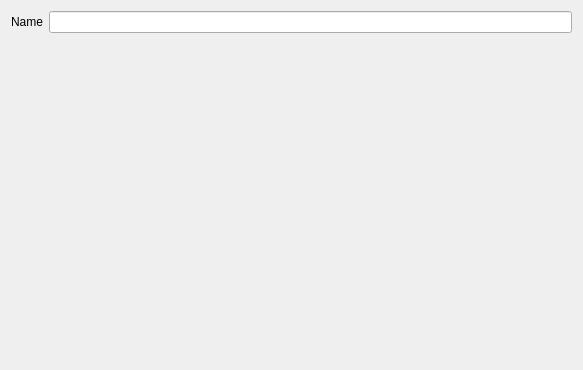
First picture: the form in src/smartplaylists/wizardfinishpage.ui, repository clementine-player/Clementine, before the edit.
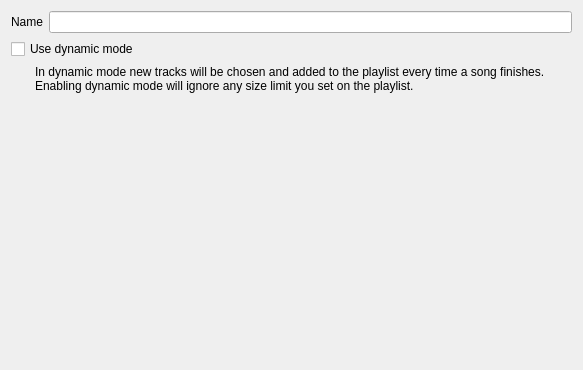
Second picture: the form after the edit.

Commit message: Add support for dynamic playlists.  A dynamic playlist is just a smart playlist that chooses and adds a new track when you finish listening to a song.

What changed in the file:
```diff
--- a/src/smartplaylists/wizardfinishpage.ui
+++ b/src/smartplaylists/wizardfinishpage.ui
@@ -24,6 +24,35 @@
    <item row="0" column="1">
     <widget class="QLineEdit" name="name"/>
    </item>
+   <item row="1" column="0" colspan="2">
+    <widget class="QWidget" name="dynamic_container" native="true">
+     <layout class="QVBoxLayout" name="verticalLayout">
+      <property name="margin">
+       <number>0</number>
+      </property>
+      <item>
+       <widget class="QCheckBox" name="dynamic">
+        <property name="text">
+         <string>Use dynamic mode</string>
+        </property>
+       </widget>
+      </item>
+      <item>
+       <widget class="QLabel" name="label_2">
+        <property name="text">
+         <string>In dynamic mode new tracks will be chosen and added to the playlist every time a song finishes.  Enabling dynamic mode will ignore any size limit you set on the playlist.</string>
+        </property>
+        <property name="wordWrap">
+         <bool>true</bool>
+        </property>
+        <property name="indent">
+         <number>24</number>
+        </property>
+       </widget>
+      </item>
+     </layout>
+    </widget>
+   </item>
   </layout>
  </widget>
  <resources/>
```
The commit also changes 61 other files.
